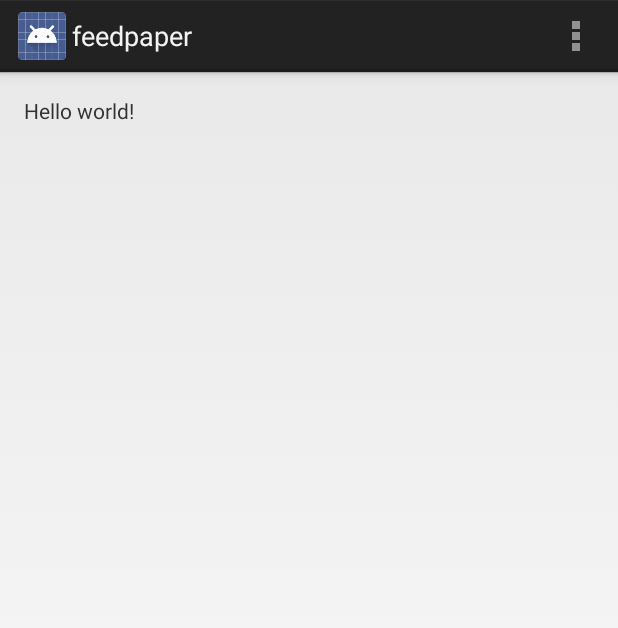
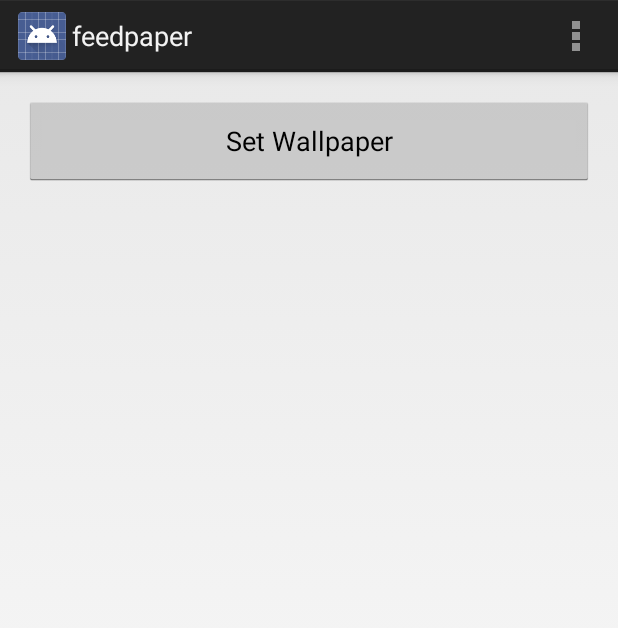
Before and after one commit to stetro/feedpaper, an Android app: the screen it shows after launch (MainActivity), on a phone screen of 412 x 824 dp. Shown: the top 628 px of the screen. Run offline under Robolectric (Android 15) with nearby library versions, the phone set to English and light mode, and no system bars.

Commit message:
WallpaperService is replacing the current wallper by URL

```diff
--- a/build.gradle
+++ b/build.gradle
@@ -18,6 +18,7 @@ repositories {
 
 dependencies {
 	compile 'com.android.support:support-v4:20.0.0'
+    compile 'com.squareup.picasso:picasso:2.3.4'
 }
 
 android {
--- a/src/main/AndroidManifest.xml
+++ b/src/main/AndroidManifest.xml
@@ -1,12 +1,17 @@
 <?xml version="1.0" encoding="utf-8"?>
 <manifest xmlns:android="http://schemas.android.com/apk/res/android"
     package="de.stetro.feedpaper" >
+
+    <uses-permission android:name="android.permission.SET_WALLPAPER"/>
+    <uses-permission android:name="android.permission.INTERNET"/>
+    <uses-permission android:name="android.permission.ACCESS_NETWORK_STATE"/>
 
     <application
         android:allowBackup="true"
         android:icon="@drawable/ic_launcher"
         android:label="@string/app_name"
         android:theme="@style/AppTheme" >
+
         <activity
             android:name=".MainActivity"
             android:label="@string/app_name" >
--- a/src/main/java/de/stetro/feedpaper/MainActivity.java
+++ b/src/main/java/de/stetro/feedpaper/MainActivity.java
@@ -2,8 +2,13 @@ package de.stetro.feedpaper;
 
 import android.app.Activity;
 import android.os.Bundle;
+import android.os.StrictMode;
 import android.view.Menu;
 import android.view.MenuItem;
+import android.view.View;
+import android.widget.Button;
+
+import de.stetro.feedpaper.util.WallpaperService;
 
 
 public class MainActivity extends Activity {
@@ -12,6 +17,19 @@ public class MainActivity extends Activity {
     protected void onCreate(Bundle savedInstanceState) {
         super.onCreate(savedInstanceState);
         setContentView(R.layout.activity_main);
+        if (android.os.Build.VERSION.SDK_INT > 9) {
+            StrictMode.ThreadPolicy policy = new StrictMode.ThreadPolicy.Builder().permitAll().build();
+            StrictMode.setThreadPolicy(policy);
+        }
+        Button button = (Button) this.findViewById(R.id.setWallpaperButton);
+
+        button.setOnClickListener(new View.OnClickListener() {
+            @Override
+            public void onClick(View view) {
+                WallpaperService wallpaperService = new WallpaperService(getApplicationContext());
+                wallpaperService.setWallpaperBy("http://www.byui.edu/images/agriculture-life-ciences/flower.jpg");
+            }
+        });
     }
 
 
--- a/src/main/res/layout/activity_main.xml
+++ b/src/main/res/layout/activity_main.xml
@@ -8,9 +8,10 @@
     android:paddingBottom="@dimen/activity_vertical_margin"
     tools:context=".MainActivity">
 
-    <TextView
-        android:text="@string/hello_world"
-        android:layout_width="wrap_content"
-        android:layout_height="wrap_content" />
+    <Button
+        android:layout_width="fill_parent"
+        android:layout_height="60dp"
+        android:text="Set Wallpaper"
+        android:id="@+id/setWallpaperButton"/>
 
 </RelativeLayout>
```
Also changed, not shown: src/main/java/de/stetro/feedpaper/util/TargetAdapter.java (added, +12 -0 lines), src/main/java/de/stetro/feedpaper/util/WallpaperService.java (added, +39 -0 lines), gradle/wrapper/gradle-wrapper.properties.
